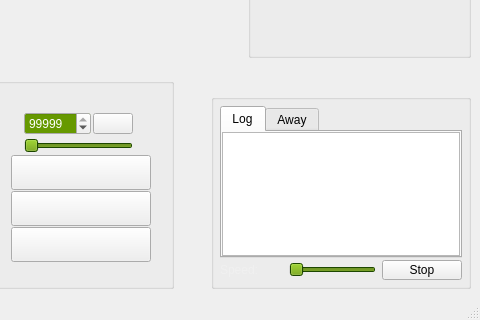
Qt form src/gui/qt/mainwindow.ui (pokerth/pokerth) before a commit; both pictures show x 520 to 1000 and y 360 to 680 of the 1000 by 680 pixel window.
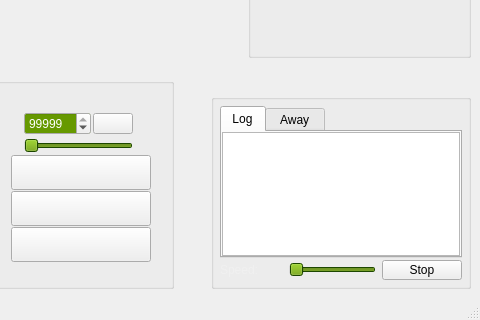
The same form after that commit. Icons and pictures are not drawn. Custom widgets are drawn as their Qt base class.

What changed in the file:
```diff
--- a/src/gui/qt/mainwindow.ui
+++ b/src/gui/qt/mainwindow.ui
@@ -2846,7 +2846,7 @@
              </widget>
              <widget class="QWidget" name="tab_away" >
               <attribute name="title" >
-               <string>Away</string>
+               <string> Away </string>
               </attribute>
               <layout class="QGridLayout" >
                <item row="0" column="0" >
```
